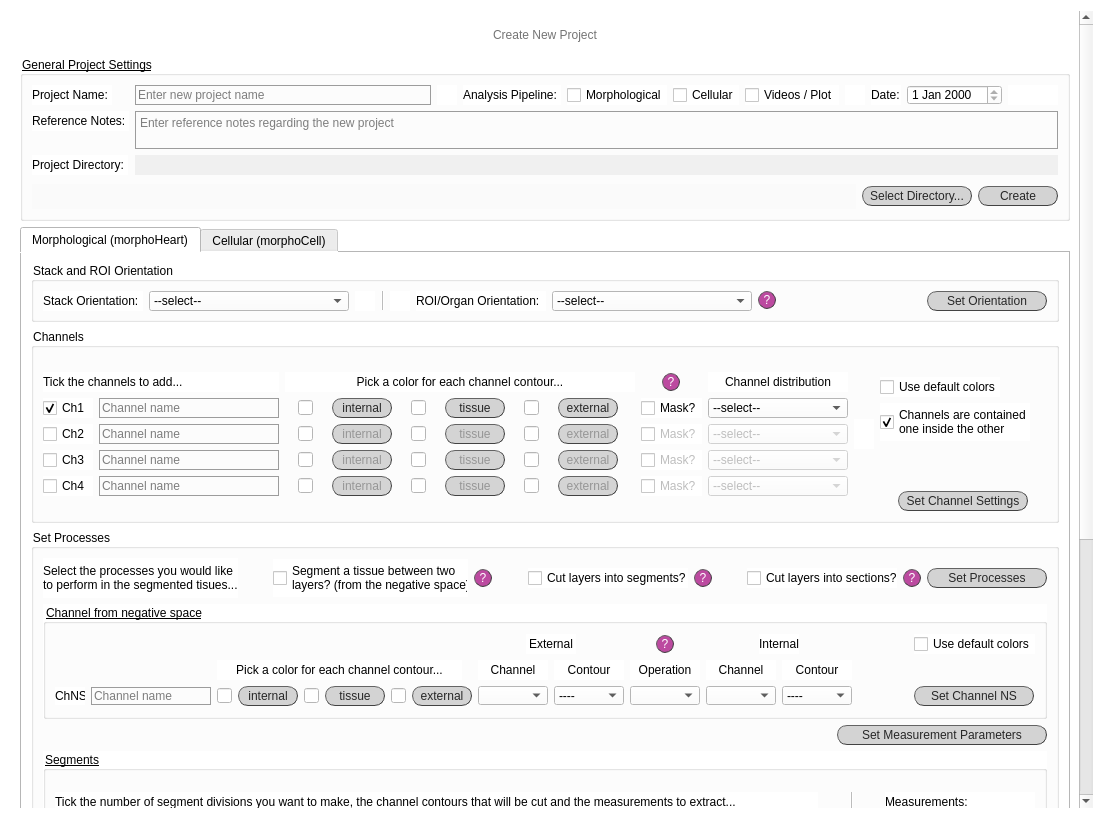
First picture: the form in gui/new_project_screen.ui, repository jsanchez679/morphoHeart_rev, before the edit.
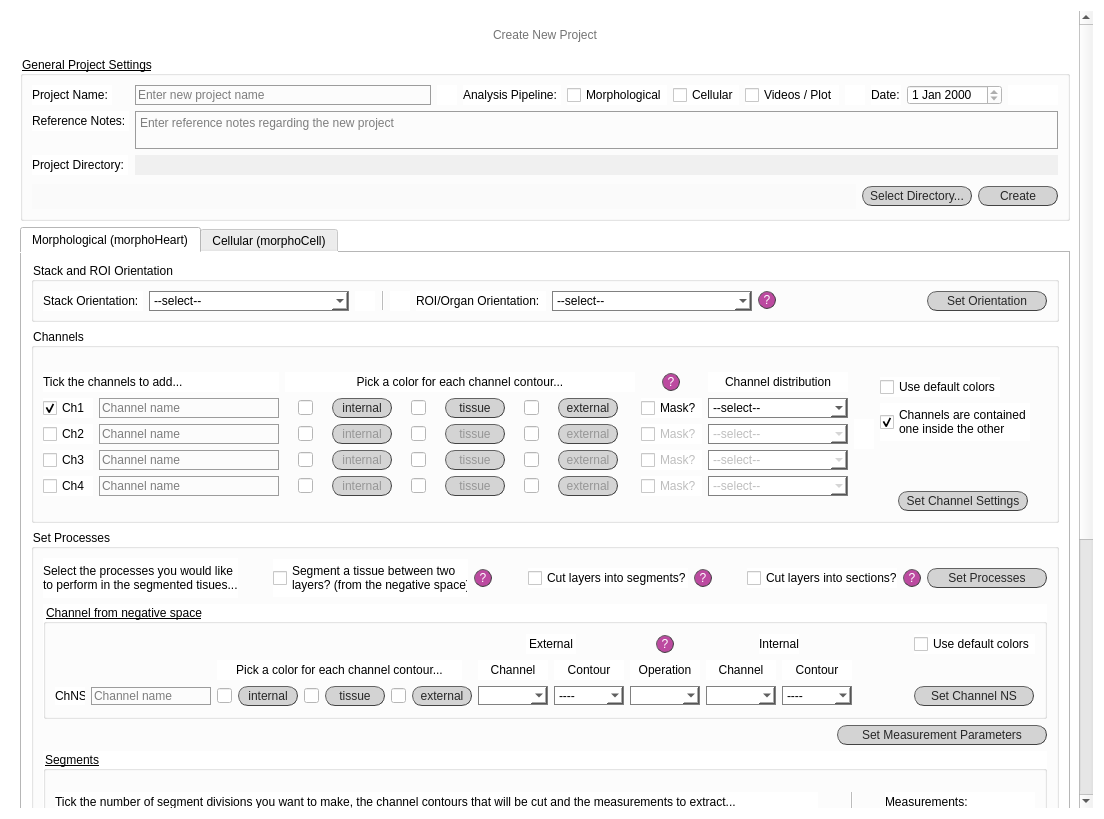
Second picture: the form after the edit.

The edit to the form file:
```diff
--- a/gui/new_project_screen.ui
+++ b/gui/new_project_screen.ui
@@ -72,7 +72,7 @@
       <property name="geometry">
        <rect>
         <x>0</x>
-        <y>-397</y>
+        <y>-399</y>
         <width>1074</width>
         <height>1200</height>
        </rect>
@@ -876,7 +876,30 @@
                    </size>
                   </property>
                   <property name="styleSheet">
-                   <string notr="true">font: 25 10pt &quot;Calibri Light&quot;;</string>
+                   <string notr="true">QComboBox {
+    border: 1px solid gray;
+	font: 25 10pt &quot;Calibri Light&quot;;
+}
+
+QComboBox:editable {
+    background: white;
+}
+
+QComboBox:!editable, QComboBox::drop-down:editable {
+     background: rgb(255, 255, 255);
+}
+
+/* QComboBox gets the &quot;on&quot; state when the popup is open */
+QComboBox:!editable:on, QComboBox::drop-down:editable:on {
+    background:rgba(170, 0, 127, 100);
+}
+
+QComboBox QAbstractItemView {
+    border: 1px solid darkgray;
+    selection-background-color:  rgba(162, 0, 122,180);
+	font: 25 10pt &quot;Calibri Light&quot;;
+}
+</string>
                   </property>
                   <item>
                    <property name="text">
@@ -1023,7 +1046,30 @@
                    </size>
                   </property>
                   <property name="styleSheet">
-                   <string notr="true">font: 25 10pt &quot;Calibri Light&quot;;</string>
+                   <string notr="true">QComboBox {
+    border: 1px solid gray;
+	font: 25 10pt &quot;Calibri Light&quot;;
+}
+
+QComboBox:editable {
+    background: white;
+}
+
+QComboBox:!editable, QComboBox::drop-down:editable {
+     background: rgb(255, 255, 255);
+}
+
+/* QComboBox gets the &quot;on&quot; state when the popup is open */
+QComboBox:!editable:on, QComboBox::drop-down:editable:on {
+    background:rgba(170, 0, 127, 100);
+}
+
+QComboBox QAbstractItemView {
+    border: 1px solid darkgray;
+    selection-background-color:  rgba(162, 0, 122,180);
+	font: 25 10pt &quot;Calibri Light&quot;;
+}
+</string>
                   </property>
                   <item>
                    <property name="text">
@@ -1510,7 +1556,30 @@
                      </size>
                     </property>
                     <property name="styleSheet">
-                     <string notr="true">font: 25 10pt &quot;Calibri Light&quot;;</string>
+                     <string notr="true">QComboBox {
+    border: 1px solid gray;
+	font: 25 10pt &quot;Calibri Light&quot;;
+}
+
+QComboBox:editable {
+    background: white;
+}
+
+QComboBox:!editable, QComboBox::drop-down:editable {
+     background: rgb(255, 255, 255);
+}
+
+/* QComboBox gets the &quot;on&quot; state when the popup is open */
+QComboBox:!editable:on, QComboBox::drop-down:editable:on {
+    background:rgba(170, 0, 127, 100);
+}
+
+QComboBox QAbstractItemView {
+    border: 1px solid darkgray;
+    selection-background-color:  rgba(162, 0, 122,180);
+	font: 25 10pt &quot;Calibri Light&quot;;
+}
+</string>
                     </property>
                     <item>
                      <property name="text">
@@ -2040,7 +2109,30 @@
                      </size>
                     </property>
                     <property name="styleSheet">
-                     <string notr="true">font: 25 10pt &quot;Calibri Light&quot;;</string>
+                     <string notr="true">QComboBox {
+    border: 1px solid gray;
+	font: 25 10pt &quot;Calibri Light&quot;;
+}
+
+QComboBox:editable {
+    background: white;
+}
+
+QComboBox:!editable, QComboBox::drop-down:editable {
+     background: rgb(255, 255, 255);
+}
+
+/* QComboBox gets the &quot;on&quot; state when the popup is open */
+QComboBox:!editable:on, QComboBox::drop-down:editable:on {
+    background:rgba(170, 0, 127, 100);
+}
+
+QComboBox QAbstractItemView {
+    border: 1px solid darkgray;
+    selection-background-color:  rgba(162, 0, 122,180);
+	font: 25 10pt &quot;Calibri Light&quot;;
+}
+</string>
                     </property>
                     <item>
                      <property name="text">
@@ -2122,7 +2214,30 @@
                      </size>
                     </property>
                     <property name="styleSheet">
-                     <string notr="true">font: 25 10pt &quot;Calibri Light&quot;;</string>
+                     <string notr="true">QComboBox {
+    border: 1px solid gray;
+	font: 25 10pt &quot;Calibri Light&quot;;
+}
+
+QComboBox:editable {
+    background: white;
+}
+
+QComboBox:!editable, QComboBox::drop-down:editable {
+     background: rgb(255, 255, 255);
+}
+
+/* QComboBox gets the &quot;on&quot; state when the popup is open */
+QComboBox:!editable:on, QComboBox::drop-down:editable:on {
+    background:rgba(170, 0, 127, 100);
+}
+
+QComboBox QAbstractItemView {
+    border: 1px solid darkgray;
+    selection-background-color:  rgba(162, 0, 122,180);
+	font: 25 10pt &quot;Calibri Light&quot;;
+}
+</string>
                     </property>
                     <item>
                      <property name="text">
@@ -2170,7 +2285,30 @@
                      </size>
                     </property>
                     <property name="styleSheet">
-                     <string notr="true">font: 25 10pt &quot;Calibri Light&quot;;</string>
+                     <string notr="true">QComboBox {
+    border: 1px solid gray;
+	font: 25 10pt &quot;Calibri Light&quot;;
+}
+
+QComboBox:editable {
+    background: white;
+}
+
+QComboBox:!editable, QComboBox::drop-down:editable {
+     background: rgb(255, 255, 255);
+}
+
+/* QComboBox gets the &quot;on&quot; state when the popup is open */
+QComboBox:!editable:on, QComboBox::drop-down:editable:on {
+    background:rgba(170, 0, 127, 100);
+}
+
+QComboBox QAbstractItemView {
+    border: 1px solid darkgray;
+    selection-background-color:  rgba(162, 0, 122,180);
+	font: 25 10pt &quot;Calibri Light&quot;;
+}
+</string>
                     </property>
                     <item>
                      <property name="text">
@@ -4021,7 +4159,30 @@
                       </size>
                      </property>
                      <property name="styleSheet">
-                      <string notr="true">font: 25 10pt &quot;Calibri Light&quot;;</string>
+                      <string notr="true">QComboBox {
+    border: 1px solid gray;
+	font: 25 10pt &quot;Calibri Light&quot;;
+}
+
+QComboBox:editable {
+    background: white;
+}
+
+QComboBox:!editable, QComboBox::drop-down:editable {
+     background: rgb(255, 255, 255);
+}
+
+/* QComboBox gets the &quot;on&quot; state when the popup is open */
+QComboBox:!editable:on, QComboBox::drop-down:editable:on {
+    background:rgba(170, 0, 127, 100);
+}
+
+QComboBox QAbstractItemView {
+    border: 1px solid darkgray;
+    selection-background-color:  rgba(162, 0, 122,180);
+	font: 25 10pt &quot;Calibri Light&quot;;
+}
+</string>
                      </property>
                     </widget>
                    </item>
@@ -4051,7 +4212,30 @@
                         </size>
                        </property>
                        <property name="styleSheet">
-                        <string notr="true">font: 25 10pt &quot;Calibri Light&quot;;</string>
+                        <string notr="true">QComboBox {
+    border: 1px solid gray;
+	font: 25 10pt &quot;Calibri Light&quot;;
+}
+
+QComboBox:editable {
+    background: white;
+}
+
+QComboBox:!editable, QComboBox::drop-down:editable {
+     background: rgb(255, 255, 255);
+}
+
+/* QComboBox gets the &quot;on&quot; state when the popup is open */
+QComboBox:!editable:on, QComboBox::drop-down:editable:on {
+    background:rgba(170, 0, 127, 100);
+}
+
+QComboBox QAbstractItemView {
+    border: 1px solid darkgray;
+    selection-background-color:  rgba(162, 0, 122,180);
+	font: 25 10pt &quot;Calibri Light&quot;;
+}
+</string>
                        </property>
                       </widget>
                      </item>
@@ -4079,7 +4263,30 @@
                         </size>
                        </property>
                        <property name="styleSheet">
-                        <string notr="true">font: 25 10pt &quot;Calibri Light&quot;;</string>
+                        <string notr="true">QComboBox {
+    border: 1px solid gray;
+	font: 25 10pt &quot;Calibri Light&quot;;
+}
+
+QComboBox:editable {
+    background: white;
+}
+
+QComboBox:!editable, QComboBox::drop-down:editable {
+     background: rgb(255, 255, 255);
+}
+
+/* QComboBox gets the &quot;on&quot; state when the popup is open */
+QComboBox:!editable:on, QComboBox::drop-down:editable:on {
+    background:rgba(170, 0, 127, 100);
+}
+
+QComboBox QAbstractItemView {
+    border: 1px solid darkgray;
+    selection-background-color:  rgba(162, 0, 122,180);
+	font: 25 10pt &quot;Calibri Light&quot;;
+}
+</string>
                        </property>
                        <item>
                         <property name="text">
@@ -4152,7 +4359,30 @@
                         </size>
                        </property>
                        <property name="styleSheet">
-                        <string notr="true">font: 25 10pt &quot;Calibri Light&quot;;</string>
+                        <string notr="true">QComboBox {
+    border: 1px solid gray;
+	font: 25 10pt &quot;Calibri Light&quot;;
+}
+
+QComboBox:editable {
+    background: white;
+}
+
+QComboBox:!editable, QComboBox::drop-down:editable {
+     background: rgb(255, 255, 255);
+}
+
+/* QComboBox gets the &quot;on&quot; state when the popup is open */
+QComboBox:!editable:on, QComboBox::drop-down:editable:on {
+    background:rgba(170, 0, 127, 100);
+}
+
+QComboBox QAbstractItemView {
+    border: 1px solid darkgray;
+    selection-background-color:  rgba(162, 0, 122,180);
+	font: 25 10pt &quot;Calibri Light&quot;;
+}
+</string>
                        </property>
                       </widget>
                      </item>
@@ -4180,7 +4410,30 @@
                         </size>
                        </property>
                        <property name="styleSheet">
-                        <string notr="true">font: 25 10pt &quot;Calibri Light&quot;;</string>
+                        <string notr="true">QComboBox {
+    border: 1px solid gray;
+	font: 25 10pt &quot;Calibri Light&quot;;
+}
+
+QComboBox:editable {
+    background: white;
+}
+
+QComboBox:!editable, QComboBox::drop-down:editable {
+     background: rgb(255, 255, 255);
+}
+
+/* QComboBox gets the &quot;on&quot; state when the popup is open */
+QComboBox:!editable:on, QComboBox::drop-down:editable:on {
+    background:rgba(170, 0, 127, 100);
+}
+
+QComboBox QAbstractItemView {
+    border: 1px solid darkgray;
+    selection-background-color:  rgba(162, 0, 122,180);
+	font: 25 10pt &quot;Calibri Light&quot;;
+}
+</string>
                        </property>
                        <item>
                         <property name="text">
```
Left out of the diff: 112 changed lines with no effect on the pictures.
